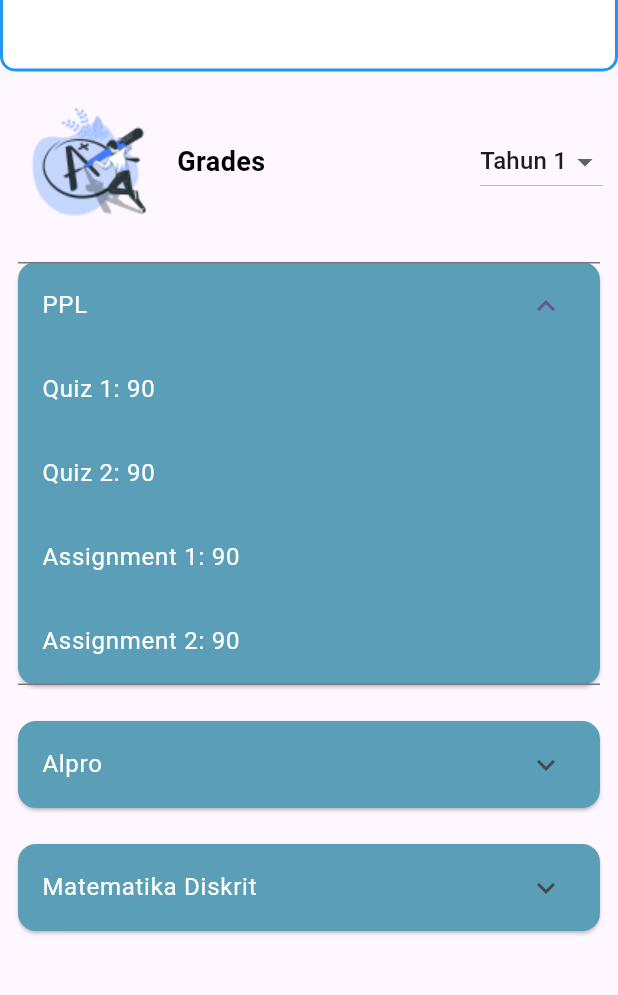
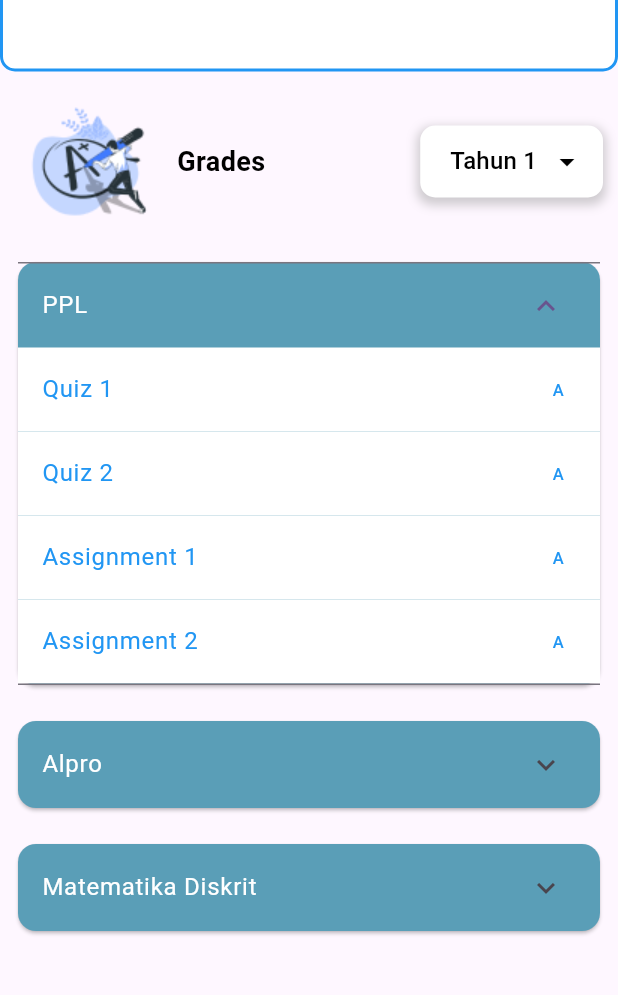
Before and after one commit to DrdmRandom/Platform-based-application, a Flutter app: the GradePage screen opened directly, after a tap on "PPL", on a phone screen of 412 x 824 dp, the part 131-1126 px from its top. Run offline on Flutter 3.47's test engine with Material 3 defaults, Android fonts, the phone set to English and light mode, and no system bars; our stand-ins replace animated_bottom_navigation_bar; missing offline and left inert: flutter_timer_countdown, radio_group_v2.

Commit message:
Student UI updated

```diff
--- a/starkidy_mobileapp/lib/Pages/gradePage.dart
+++ b/starkidy_mobileapp/lib/Pages/gradePage.dart
@@ -16,34 +16,34 @@ class _GradePageState extends State<GradePage> {
       {
         "course": "PPL",
         "quizzes": [
-          {"name": "Quiz 1", "score": 90},
-          {"name": "Quiz 2", "score": 90},
+          {"name": "Quiz 1", "score": "A"},
+          {"name": "Quiz 2", "score": "A"},
         ],
         "assignments": [
-          {"name": "Assignment 1", "score": 90},
-          {"name": "Assignment 2", "score": 90},
+          {"name": "Assignment 1", "score": "A"},
+          {"name": "Assignment 2", "score": "A"},
         ],
       },
       {
         "course": "Alpro",
         "quizzes": [
-          {"name": "Quiz 1", "score": 85},
-          {"name": "Quiz 2", "score": 88},
+          {"name": "Quiz 1", "score": "A"},
+          {"name": "Quiz 2", "score": "A"},
         ],
         "assignments": [
-          {"name": "Assignment 1", "score": 87},
-          {"name": "Assignment 2", "score": 90},
+          {"name": "Assignment 1", "score": "A"},
+          {"name": "Assignment 2", "score": "A"},
         ],
       },
       {
         "course": "Matematika Diskrit",
         "quizzes": [
-          {"name": "Quiz 1", "score": 80},
-          {"name": "Quiz 2", "score": 82},
+          {"name": "Quiz 1", "score": "A"},
+          {"name": "Quiz 2", "score": "A"},
         ],
         "assignments": [
-          {"name": "Assignment 1", "score": 83},
-          {"name": "Assignment 2", "score": 85},
+          {"name": "Assignment 1", "score": "A"},
+          {"name": "Assignment 2", "score": "A"},
         ],
       },
     ],
@@ -51,34 +51,34 @@ class _GradePageState extends State<GradePage> {
       {
         "course": "RPL",
         "quizzes": [
-          {"name": "Quiz 1", "score": 92},
-          {"name": "Quiz 2", "score": 90},
+          {"name": "Quiz 1", "score": "A"},
+          {"name": "Quiz 2", "score": "A"},
         ],
         "assignments": [
-          {"name": "Assignment 1", "score": 91},
-          {"name": "Assignment 2", "score": 92},
+          {"name": "Assignment 1", "score": "A"},
+          {"name": "Assignment 2", "score": "A"},
         ],
       },
       {
         "course": "Logmat",
         "quizzes": [
-          {"name": "Quiz 1", "score": 85},
-          {"name": "Quiz 2", "score": 87},
+          {"name": "Quiz 1", "score": "A"},
+          {"name": "Quiz 2", "score": "A"},
         ],
         "assignments": [
-          {"name": "Assignment 1", "score": 86},
-          {"name": "Assignment 2", "score": 89},
+          {"name": "Assignment 1", "score": "A"},
+          {"name": "Assignment 2", "score": "A"},
         ],
       },
       {
         "course": "AKA",
         "quizzes": [
-          {"name": "Quiz 1", "score": 88},
-          {"name": "Quiz 2", "score": 90},
+          {"name": "Quiz 1", "score": "A"},
+          {"name": "Quiz 2", "score": "A"},
         ],
         "assignments": [
-          {"name": "Assignment 1", "score": 89},
-          {"name": "Assignment 2", "score": 92},
+          {"name": "Assignment 1", "score": "A"},
+          {"name": "Assignment 2", "score": "A"},
         ],
       },
     ],
@@ -117,7 +117,22 @@ class _GradePageState extends State<GradePage> {
                     ),
                   ],
                 ),
-                DropdownButton<String>(
+                Container(
+                  decoration: BoxDecoration(
+                    color: Colors.white,
+                    borderRadius: BorderRadius.circular(10),
+                    boxShadow: [
+                      BoxShadow(
+                        color: Colors.grey.withOpacity(0.5),
+                        spreadRadius: 2,
+                        blurRadius: 5,
+                        offset: Offset(0, 3),
+                      ),
+                    ],
+                  ),
+                  padding: EdgeInsets.symmetric(horizontal: 12),
+                  child: DropdownButtonHideUnderline(
+                    child: DropdownButton<String>(
                       value: selectedYear,
                       onChanged: (String? newValue) {
                         setState(() {
@@ -128,9 +143,16 @@ class _GradePageState extends State<GradePage> {
                           .map<DropdownMenuItem<String>>((String value) {
                         return DropdownMenuItem<String>(
                           value: value,
-                      child: Text(value),
+                          child: Padding(
+                            padding: const EdgeInsets.symmetric(horizontal: 8.0),
+                            child: Text(value, style: TextStyle(color: Colors.black)),
+                          ),
                         );
                       }).toList(),
+                      icon: Icon(Icons.arrow_drop_down, color: Colors.black),
+                      dropdownColor: Colors.white,
+                    ),
+                  ),
                 ),
               ],
             ),
@@ -153,18 +175,28 @@ class _GradePageState extends State<GradePage> {
                         if (course.containsKey('quizzes'))
                           ...course['quizzes'].map<Widget>((quiz) {
                             return ListTile(
+                              tileColor: Colors.white,
                               title: Text(
-                                "${quiz['name']}: ${quiz['score']}",
-                                style: TextStyle(color: Colors.white),
+                                quiz['name'],
+                                style: TextStyle(color: Colors.blue),
+                              ),
+                              trailing: Text(
+                                "${quiz['score']}",
+                                style: TextStyle(color: Colors.blue),
                               ),
                             );
                           }).toList(),
                         if (course.containsKey('assignments'))
                           ...course['assignments'].map<Widget>((assignment) {
                             return ListTile(
+                              tileColor: Colors.white,
                               title: Text(
-                                "${assignment['name']}: ${assignment['score']}",
-                                style: TextStyle(color: Colors.white),
+                                assignment['name'],
+                                style: TextStyle(color: Colors.blue),
+                              ),
+                              trailing: Text(
+                                "${assignment['score']}",
+                                style: TextStyle(color: Colors.blue),
                               ),
                             );
                           }).toList(),
--- a/starkidy_mobileapp/pubspec.yaml
+++ b/starkidy_mobileapp/pubspec.yaml
@@ -37,6 +37,8 @@ dependencies:
   cupertino_icons: ^1.0.6
   animated_bottom_navigation_bar: ^1.3.3
   intl: ^0.19.0
+  radio_group_v2: ^3.1.1
+  flutter_timer_countdown: ^1.0.7
 
 dev_dependencies:
   flutter_test:
```
Also changed, not shown: starkidy_mobileapp/lib/Components/quizAssignmentHomeWIdget.dart (+8 -3 lines), starkidy_mobileapp/lib/Pages/assignmentPage.dart (added, +145 -0 lines), starkidy_mobileapp/lib/Pages/quizAttemptPage.dart (added, +168 -0 lines), starkidy_mobileapp/lib/Pages/quizPage.dart (added, +158 -0 lines), starkidy_mobileapp/pubspec.lock. Lines whose indentation alone changed are shown as unchanged.
